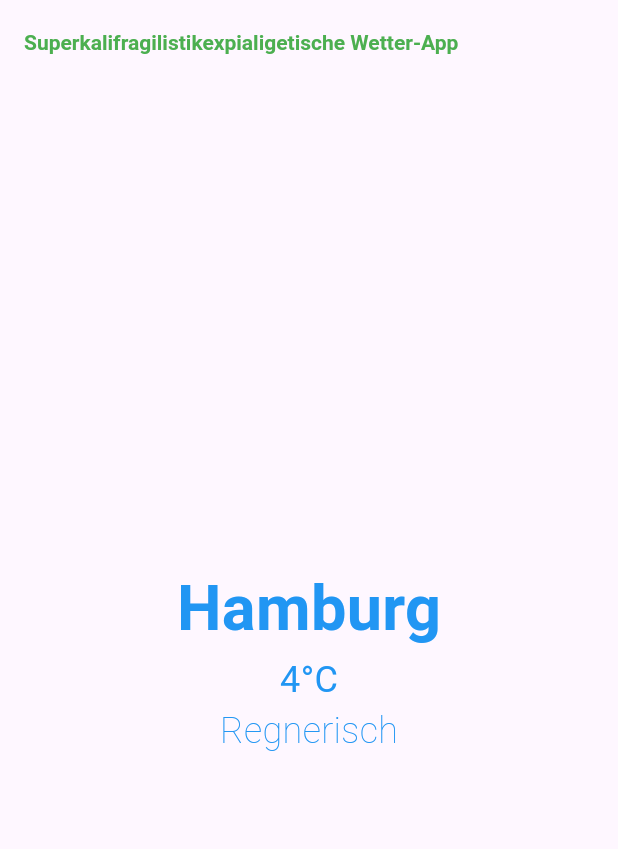
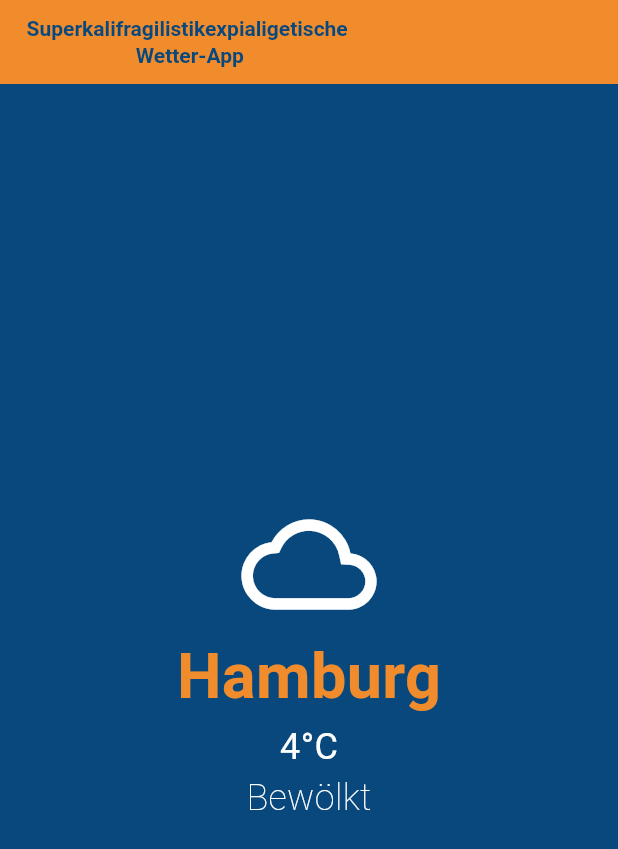
Before and after one commit to jubeXyz/weather_app, a Flutter app: the screen it shows after launch, on a phone screen of 412 x 824 dp. Shown: the top 849 px of the screen. Run offline on Flutter 3.47's test engine with Material 3 defaults, Android fonts, the phone set to English and light mode, and no system bars.

Commit message:
Farben Bachground etc

```diff
--- a/lib/main.dart
+++ b/lib/main.dart
@@ -26,25 +26,31 @@ import 'package:flutter/material.dart';
    @override
    Widget build(BuildContext context) {
      return Scaffold(
-      appBar: AppBar(
+      appBar: AppBar(backgroundColor: Color.fromARGB(255, 241, 140, 45),
         title: const Text(
-          "Superkalifragilistikexpialigetische Wetter-App",
+          "Superkalifragilistikexpialigetische \n Wetter-App",
+          textAlign: TextAlign.center,
           style: TextStyle(
-            color: Colors.green,
+            color: Color.fromARGB(255,8,72,125),
             fontWeight: FontWeight.bold,
             fontSize: 14,
             ),
         ),
       ),
       body: Container(
+        color: Color.fromARGB(255, 8, 72, 125),
         child: const Center(
           child: Column(
             mainAxisAlignment: MainAxisAlignment.center,
         children: [
+          Icon(Icons.wb_cloudy_outlined,
+          color: Colors.white,
+          size: 90,
+          ),
           Text(
             "Hamburg",
             style: TextStyle(
-          color: Colors.blue,
+          color: Color.fromARGB(255, 241, 140, 45),
           fontSize: 42,
           fontWeight: FontWeight.bold,
           ),
@@ -52,14 +58,14 @@ import 'package:flutter/material.dart';
           Text(
             "4°C",
             style: TextStyle(
-          color: Colors.blue,
+          color: Colors.white,
           fontSize: 24,
           ),
           ),
           Text(
-            "Regnerisch",
+            "Bewölkt",
             style: TextStyle(
-          color: Colors.blue,
+          color: Colors.white,
           fontSize: 24,
           fontWeight: FontWeight.w200,
           ),
```
